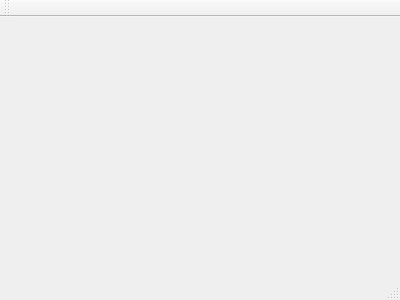
Before: the Qt Designer form ColorPickerArduino/mainwindow.ui in Nikola43/RGB_Strip_Arduino, drawn with Qt 5.
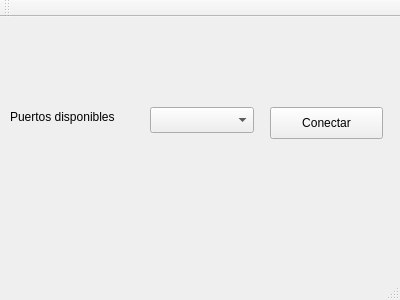
After: the same form once the commit is applied.

Commit message: enumerar puertos sistema

Diff of the .ui file:
```diff
--- a/ColorPickerArduino/mainwindow.ui
+++ b/ColorPickerArduino/mainwindow.ui
@@ -12,13 +12,65 @@
   <property name="windowTitle" >
    <string>MainWindow</string>
   </property>
-  <widget class="QMenuBar" name="menuBar" />
-  <widget class="QToolBar" name="mainToolBar" />
-  <widget class="QWidget" name="centralWidget" />
-  <widget class="QStatusBar" name="statusBar" />
+  <widget class="QWidget" name="centralWidget">
+   <widget class="QComboBox" name="comboBox">
+    <property name="geometry">
+     <rect>
+      <x>150</x>
+      <y>90</y>
+      <width>104</width>
+      <height>26</height>
+     </rect>
+    </property>
+   </widget>
+   <widget class="QLabel" name="label">
+    <property name="geometry">
+     <rect>
+      <x>10</x>
+      <y>90</y>
+      <width>121</width>
+      <height>20</height>
+     </rect>
+    </property>
+    <property name="text">
+     <string>Puertos disponibles</string>
+    </property>
+   </widget>
+   <widget class="QPushButton" name="pushButton">
+    <property name="geometry">
+     <rect>
+      <x>270</x>
+      <y>90</y>
+      <width>113</width>
+      <height>32</height>
+     </rect>
+    </property>
+    <property name="text">
+     <string>Conectar</string>
+    </property>
+   </widget>
+  </widget>
+  <widget class="QMenuBar" name="menuBar">
+   <property name="geometry">
+    <rect>
+     <x>0</x>
+     <y>0</y>
+     <width>400</width>
+     <height>22</height>
+    </rect>
+   </property>
+  </widget>
+  <widget class="QToolBar" name="mainToolBar">
+   <attribute name="toolBarArea">
+    <enum>TopToolBarArea</enum>
+   </attribute>
+   <attribute name="toolBarBreak">
+    <bool>false</bool>
+   </attribute>
+  </widget>
+  <widget class="QStatusBar" name="statusBar"/>
  </widget>
- <layoutDefault spacing="6" margin="11" />
- <pixmapfunction></pixmapfunction>
+ <layoutdefault spacing="6" margin="11"/>
  <resources/>
  <connections/>
 </ui>
```
Left out of the diff: 7 changed lines with no effect on the pictures. The commit also changes 12 other files.
